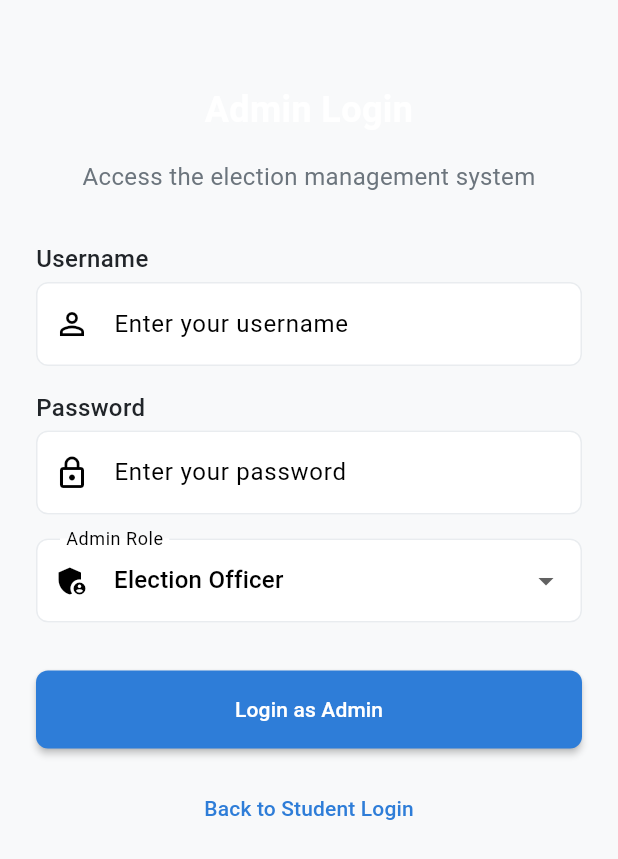
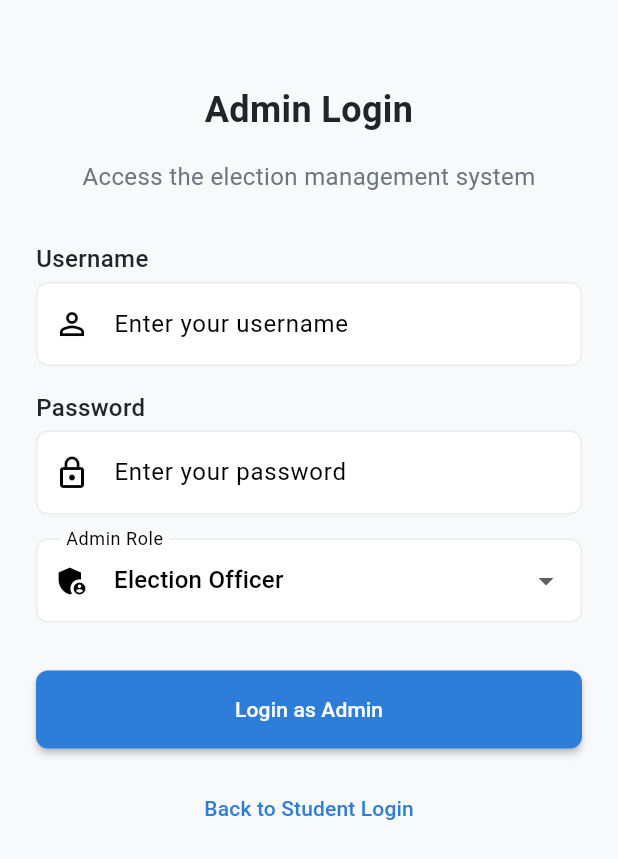
Before and after one commit to jerian-tgg/election, a Flutter app: the LoginAdminScreen screen opened by its route, on a phone screen of 412 x 824 dp. Shown: the top 859 px of the screen. Run offline on Flutter 3.47's test engine with Material 3 defaults, Android fonts, the phone set to English and light mode, and no system bars; our stand-ins replace fl_chart.

Commit message:
admin header color corrected

```diff
--- a/lib/features/auth/login_admin/login_admin_screen.dart
+++ b/lib/features/auth/login_admin/login_admin_screen.dart
@@ -71,7 +71,9 @@ class _LoginAdminScreenState extends State<LoginAdminScreen> {
                 const SizedBox(height: AppTheme.spacingXL),
                 Text(
                   'Admin Login',
-                  style: AppTheme.headingStyle,
+                  style: AppTheme.headingStyle.copyWith(
+                    color: AppTheme.textPrimaryColor,
+                  ),
                   textAlign: TextAlign.center,
                 ),
                 const SizedBox(height: AppTheme.spacingM),
```
